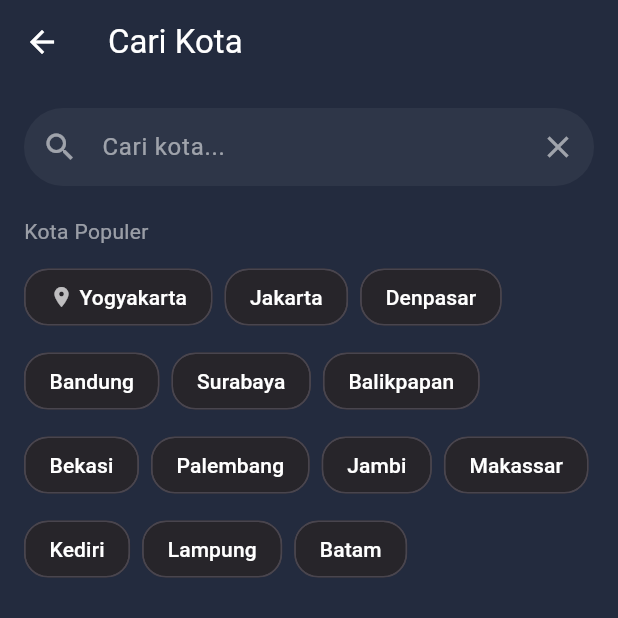
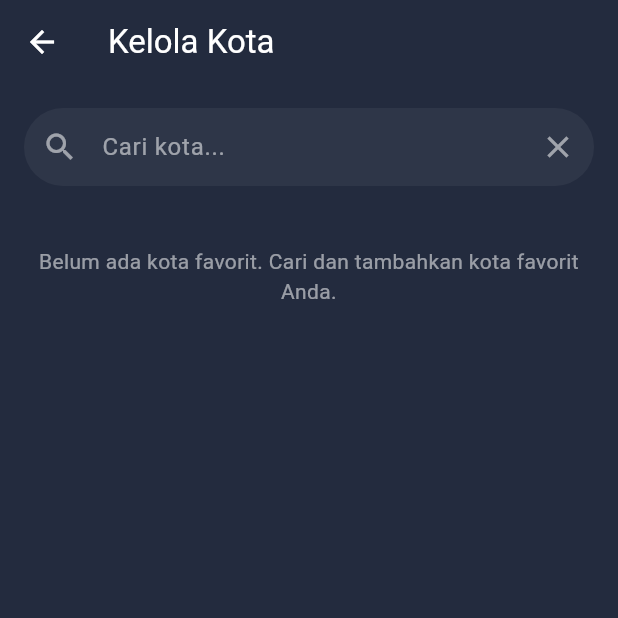
Before and after one commit to BWeather-App/bweather_frontend, a Flutter app: the screen it shows after launch, after a tap on the "add" icon, on a phone screen of 412 x 824 dp, the top half of it. Run offline on Flutter 3.47's test engine with Material 3 defaults, Android fonts, the phone set to English and light mode, and no system bars; our stand-ins replace connectivity_plus, geolocator, hive, hive_flutter, permission_handler, shared_preferences; accounts and stored records are empty; Roboto replaces fonts that are missing (Montserrat).

Commit message:
Update favorite kota

```diff
--- a/lib/screens/search_city_page.dart
+++ b/lib/screens/search_city_page.dart
@@ -1,49 +1,205 @@
+import 'dart:async';
+import 'dart:convert';
 import 'package:flutter/material.dart';
-import '../favorite_city_helper.dart';
+import 'package:shared_preferences/shared_preferences.dart';
+import 'package:http/http.dart' as http;
 
 class SearchCityPage extends StatefulWidget {
-  const SearchCityPage({super.key});
+  @override
+  _SearchCityPageState createState() => _SearchCityPageState();
+}
+
+class _SearchCityPageState extends State<SearchCityPage> with AutomaticKeepAliveClientMixin<SearchCityPage> {
+  static const String _favoriteCitiesKey = 'favorite_cities';
+  late SharedPreferences _prefs;
+  final TextEditingController _searchController = TextEditingController();
+  List<Map<String, String>> _suggestions = [];
+  bool _isLoading = false;
+  Timer? _debounce;
+  List<String> favoriteCities = [];
 
   @override
-  State<SearchCityPage> createState() => _SearchCityPageState();
-}
-
-class _SearchCityPageState extends State<SearchCityPage> {
-  final TextEditingController _controller = TextEditingController();
-  final List<Map<String, String>> allCities = [
-    {"city": "Surabaya", "region": "Jawa Timur, Indonesia"},
-    {"city": "Surabaya", "region": "Lampung, Indonesia"},
-    {"city": "Surabaya", "region": "Nusa Tenggara Barat, Indonesia"},
-    {"city": "Jakarta", "region": "DKI Jakarta, Indonesia"},
-    {"city": "Denpasar", "region": "Bali, Indonesia"},
-    {"city": "Bandung", "region": "Jawa Barat, Indonesia"},
-    {"city": "Bekasi", "region": "Jawa Barat, Indonesia"},
-    {"city": "Palembang", "region": "Sumatera Selatan, Indonesia"},
-    {"city": "Jambi", "region": "Jambi, Indonesia"},
-    {"city": "Makassar", "region": "Sulawesi Selatan, Indonesia"},
-    {"city": "Kediri", "region": "Jawa Timur, Indonesia"},
-    {"city": "Lampung", "region": "Lampung, Indonesia"},
-  ];
-
-  List<Map<String, String>> filteredCities = [];
+  bool get wantKeepAlive => true;
 
   @override
   void initState() {
     super.initState();
-    filteredCities = allCities;
+    _initSharedPreferences();
+  }
+
+  Future<void> _initSharedPreferences() async {
+    _prefs = await SharedPreferences.getInstance();
+    _loadFavoriteCities();
+  }
+
+  void _loadFavoriteCities() {
+    setState(() {
+      favoriteCities = _prefs.getStringList(_favoriteCitiesKey) ?? [];
+    });
+  }
+
+  Future<void> _addFavoriteCity(String city) async {
+    if (!favoriteCities.contains(city)) {
+      favoriteCities.add(city);
+      await _prefs.setStringList(_favoriteCitiesKey, favoriteCities);
+      _loadFavoriteCities();
+    }
+  }
+
+  Future<void> _removeFavoriteCity(String city) async {
+    if (favoriteCities.contains(city)) {
+      favoriteCities.remove(city);
+      await _prefs.setStringList(_favoriteCitiesKey, favoriteCities);
+      _loadFavoriteCities();
+    }
+  }
+
+  Future<void> fetchSuggestions(String query) async {
+    if (!mounted) return;
+    setState(() => _isLoading = true);
+
+    try {
+      final response = await http.get(Uri.parse('https://myporto.site/api/suggestions?query=$query'));
+
+      if (response.statusCode == 200) {
+        final data = json.decode(response.body) as List;
+        if (!mounted) return;
+        setState(() {
+          _suggestions = data.map<Map<String, String>>((e) {
+            return {
+              'name': e['name'].toString(),
+              'region': e['full'].toString(),
+            };
+          }).toList();
+        });
+      } else {
+        throw Exception('Gagal mengambil saran lokasi');
+      }
+    } catch (e) {
+      if (mounted) {
+        ScaffoldMessenger.of(context).showSnackBar(
+          const SnackBar(content: Text("Gagal mengambil saran lokasi")),
+        );
+      }
+    } finally {
+      if (mounted) setState(() => _isLoading = false);
+    }
   }
 
   void _onSearch(String value) {
-    setState(() {
-      filteredCities = allCities
-          .where((city) =>
-              city["city"]!.toLowerCase().contains(value.toLowerCase()))
-          .toList();
-    });
+    if (_debounce?.isActive ?? false) _debounce?.cancel();
+    if (value.length >= 3) {
+      _debounce = Timer(const Duration(milliseconds: 500), () {
+        fetchSuggestions(value);
+      });
+    } else {
+      setState(() => _suggestions.clear());
+    }
+  }
+
+  List<Widget> _buildEmptySearchContent(Color textColor, Color subTextColor, Color cardColor, bool isLight) {
+    if (favoriteCities.isNotEmpty) {
+      return [
+        const SizedBox(height: 10),
+        Expanded(
+          child: ListView.builder(
+            itemCount: favoriteCities.length,
+            itemBuilder: (context, index) {
+              final city = favoriteCities[index];
+              return Padding(
+                padding: const EdgeInsets.only(bottom: 12.0),
+                child: Container(
+                  padding: const EdgeInsets.symmetric(horizontal: 16.0, vertical: 14.0),
+                  decoration: BoxDecoration(
+                    color: cardColor,
+                    borderRadius: BorderRadius.circular(16.0),
+                    boxShadow: isLight
+                        ? [BoxShadow(color: Colors.black.withOpacity(0.04), blurRadius: 16.0, offset: Offset(0, 4))]
+                        : [],
+                  ),
+                  child: Row(
+                    children: [
+                      const Icon(Icons.location_on_outlined, color: Colors.orangeAccent),
+                      const SizedBox(width: 10),
+                      Expanded(
+                        child: Column(
+                          crossAxisAlignment: CrossAxisAlignment.start,
+                          children: [
+                            Text(city, style: TextStyle(fontSize: 18, fontWeight: FontWeight.w600, color: textColor)),
+                            Text("Jawa Timur, Indonesia", style: TextStyle(fontSize: 13, color: subTextColor)),
+                          ],
+                        ),
+                      ),
+                      IconButton(
+                        icon: Icon(Icons.delete_outline, color: subTextColor),
+                        onPressed: () => _removeFavoriteCity(city),
+                      ),
+                    ],
+                  ),
+                ),
+              );
+            },
+          ),
+        ),
+      ];
+    } else {
+      return [
+        const SizedBox(height: 20),
+        Center(
+          child: Text(
+            "Belum ada kota favorit. Cari dan tambahkan kota favorit Anda.",
+            textAlign: TextAlign.center,
+            style: TextStyle(color: subTextColor),
+          ),
+        ),
+      ];
+    }
+  }
+
+  Widget _buildSearchResultsContent(Color textColor, Color subTextColor, Color cardColor, bool isLight) {
+    if (_isLoading) return const Center(child: CircularProgressIndicator());
+
+    if (_suggestions.isEmpty && _searchController.text.length >= 3) {
+      return Center(child: Text("Tidak ada hasil ditemukan.", style: TextStyle(color: subTextColor)));
+    }
+
+    return Expanded(
+      child: ListView.builder(
+        itemCount: _suggestions.length,
+        itemBuilder: (context, index) {
+          final item = _suggestions[index];
+          return Container(
+            margin: const EdgeInsets.only(bottom: 8.0),
+            decoration: BoxDecoration(
+              color: cardColor,
+              borderRadius: BorderRadius.circular(12.0),
+              boxShadow: isLight ? [BoxShadow(color: Colors.black.withOpacity(0.04), blurRadius: 16.0, offset: Offset(0, 4))] : [],
+            ),
+            child: ListTile(
+              title: Text(item['name'] ?? '', style: TextStyle(color: textColor)),
+              subtitle: Text(item['region'] ?? '', style: TextStyle(color: subTextColor, fontSize: 12)),
+              trailing: Icon(Icons.add, color: subTextColor),
+              onTap: () {
+                _addFavoriteCity(item['name'] ?? '');
+                ScaffoldMessenger.of(context).showSnackBar(SnackBar(content: Text('${item['name']} ditambahkan ke favorit')));
+              },
+            ),
+          );
+        },
+      ),
+    );
+  }
+
+  @override
+  void dispose() {
+    _debounce?.cancel();
+    _searchController.dispose();
+    super.dispose();
   }
 
   @override
   Widget build(BuildContext context) {
+    super.build(context);
     final isLight = Theme.of(context).brightness == Brightness.light;
     final textColor = isLight ? const Color(0xFF232B3E) : Colors.white;
     final subTextColor = isLight ? Colors.black54 : Colors.white54;
@@ -54,36 +210,21 @@ class _SearchCityPageState extends State<SearchCityPage> {
       appBar: AppBar(
         backgroundColor: Colors.transparent,
         elevation: 0,
-        leading: IconButton(
-          icon: Icon(Icons.arrow_back, color: textColor),
-          onPressed: () => Navigator.pop(context),
-        ),
-        title: Text(
-          'Cari Kota',
-          style: TextStyle(color: textColor),
-        ),
+        leading: IconButton(icon: Icon(Icons.arrow_back, color: textColor), onPressed: () => Navigator.pop(context)),
+        title: Text('Kelola Kota', style: TextStyle(color: textColor)),
       ),
       body: Padding(
-        padding: const EdgeInsets.all(16),
+        padding: const EdgeInsets.all(16.0),
         child: Column(
-          crossAxisAlignment: CrossAxisAlignment.start,
           children: [
             Container(
               decoration: BoxDecoration(
                 color: cardColor,
-                borderRadius: BorderRadius.circular(30),
-                boxShadow: isLight
-                    ? [
-                        BoxShadow(
-                          color: Colors.black.withOpacity(0.04),
-                          blurRadius: 16,
-                          offset: const Offset(0, 4),
-                        )
-                      ]
-                    : [],
+                borderRadius: BorderRadius.circular(30.0),
+                boxShadow: isLight ? [BoxShadow(color: Colors.black.withOpacity(0.04), blurRadius: 16.0, offset: Offset(0, 4))] : [],
               ),
               child: TextField(
-                controller: _controller,
+                controller: _searchController,
                 style: TextStyle(color: textColor),
                 onChanged: _onSearch,
                 decoration: InputDecoration(
@@ -94,116 +235,22 @@ class _SearchCityPageState extends State<SearchCityPage> {
                   suffixIcon: IconButton(
                     icon: Icon(Icons.close, color: subTextColor),
                     onPressed: () {
-                      _controller.clear();
+                      _searchController.clear();
                       _onSearch('');
                     },
                   ),
-                  contentPadding: const EdgeInsets.symmetric(vertical: 14),
+                  contentPadding: const EdgeInsets.symmetric(vertical: 14.0),
                 ),
               ),
             ),
             const SizedBox(height: 20),
-            if (_controller.text.isEmpty) ...[
-              Text(
-                "Kota Populer",
-                style: TextStyle(color: subTextColor, fontSize: 14),
-              ),
-              const SizedBox(height: 10),
-              Wrap(
-                spacing: 8,
-                runSpacing: 8,
-                children: [
-                  _CityChip(label: "Yogyakarta", isLocation: true, isLight: isLight),
-                  _CityChip(label: "Jakarta", isLight: isLight),
-                  _CityChip(label: "Denpasar", isLight: isLight),
-                  _CityChip(label: "Bandung", isLight: isLight),
-                  _CityChip(label: "Surabaya", isLight: isLight),
-                  _CityChip(label: "Balikpapan", isLight: isLight),
-                  _CityChip(label: "Bekasi", isLight: isLight),
-                  _CityChip(label: "Palembang", isLight: isLight),
-                  _CityChip(label: "Jambi", isLight: isLight),
-                  _CityChip(label: "Makassar", isLight: isLight),
-                  _CityChip(label: "Kediri", isLight: isLight),
-                  _CityChip(label: "Lampung", isLight: isLight),
-                  _CityChip(label: "Batam", isLight: isLight),
-                ],
-              ),
-            ] else ...[
-              Expanded(
-                child: ListView.builder(
-                  itemCount: filteredCities.length,
-                  itemBuilder: (context, index) {
-                    final city = filteredCities[index];
-                    return Container(
-                      margin: const EdgeInsets.only(bottom: 8),
-                      decoration: BoxDecoration(
-                        color: cardColor,
-                        borderRadius: BorderRadius.circular(12),
-                        boxShadow: isLight
-                            ? [
-                                BoxShadow(
-                                  color: Colors.black.withOpacity(0.04),
-                                  blurRadius: 16,
-                                  offset: const Offset(0, 4),
-                                )
-                              ]
-                            : [],
-                      ),
-                      child: ListTile(
-                        title: Text(
-                          city["city"]!,
-                          style: TextStyle(color: textColor),
-                        ),
-                        subtitle: Text(
-                          city["region"]!,
-                          style: TextStyle(color: subTextColor, fontSize: 12),
-                        ),
-                        trailing: Icon(Icons.add, color: subTextColor),
-                        onTap: () async {
-                          await FavoriteCityHelper.addFavoriteCity(city["city"]!);
-                          ScaffoldMessenger.of(context).showSnackBar(
-                            SnackBar(content: Text('${city["city"]} ditambahkan ke favorit')),
-                          );
-                        },
-                      ),
-                    );
-                  },
-                ),
-              ),
-            ],
+            if (_searchController.text.isEmpty)
+              ..._buildEmptySearchContent(textColor, subTextColor, cardColor, isLight)
+            else
+              _buildSearchResultsContent(textColor, subTextColor, cardColor, isLight),
           ],
         ),
       ),
     );
   }
 }
-
-class _CityChip extends StatelessWidget {
-  final String label;
-  final bool isLocation;
-  final bool isLight;
-
-  const _CityChip({required this.label, this.isLocation = false, required this.isLight});
-
-  @override
-  Widget build(BuildContext context) {
-    final textColor = isLight ? const Color(0xFF232B3E) : Colors.white;
-    final cardColor = isLight ? Colors.white : Colors.white.withOpacity(0.08);
-
-    return Chip(
-      backgroundColor: cardColor,
-      label: Row(
-        mainAxisSize: MainAxisSize.min,
-        children: [
-          if (isLocation)
-            Icon(Icons.location_on, color: textColor.withOpacity(0.7), size: 16),
-          if (isLocation) const SizedBox(width: 4),
-          Text(label, style: TextStyle(color: textColor)),
-        ],
-      ),
-      shape: RoundedRectangleBorder(borderRadius: BorderRadius.circular(16)),
-      elevation: isLight ? 2 : 0,
-      shadowColor: isLight ? Colors.black.withOpacity(0.04) : Colors.transparent,
-    );
-  }
-}
```
